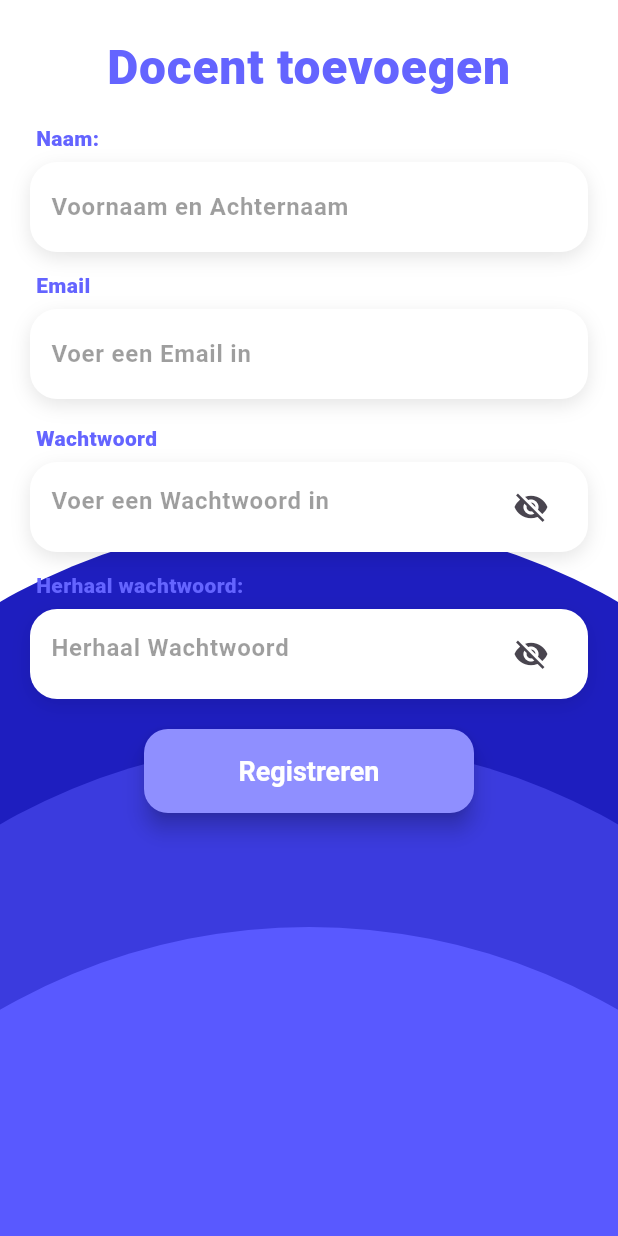
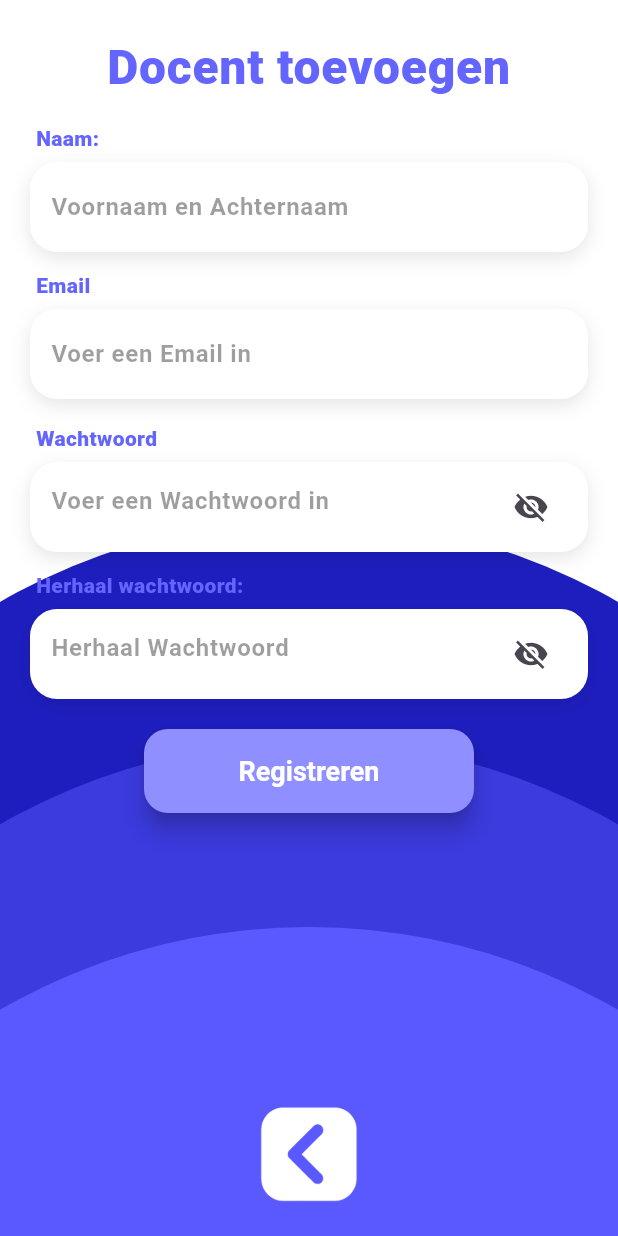
Before and after one commit to ArvidGrob/pro_chatbot, a Flutter app: the AddTeacherPage screen opened directly, on a phone screen of 412 x 824 dp. Run offline on Flutter 3.47's test engine with Material 3 defaults, Android fonts, the phone set to English and light mode, and no system bars; our stand-ins replace file_picker, image_picker, speech_to_text; missing offline and left inert: record; accounts and stored records are empty.

Commit message:
Update addteacher

```diff
--- a/pro_chatbot/lib/admindashboard/addteacher.dart
+++ b/pro_chatbot/lib/admindashboard/addteacher.dart
@@ -46,23 +46,16 @@ class _TeacherPageState extends State<AddTeacherPage> {
 
     return WaveBackgroundLayout(
       backgroundColor: themeManager.backgroundColor,
+      child: Scaffold(
+        backgroundColor: Colors.transparent,
+        body: SafeArea(
           child: Stack(
             children: [
-          // Backgroundwaves
-          // Positioned(
-          //   bottom: 0,
-          //   left: 0,
-          //   right: 0,
-          //   child: CustomPaint(
-          //     size: Size(MediaQuery.of(context).size.width, 520),
-          //     painter: WaveBackgroundPainter(),
-          //   ),
-          // ),
-
               // Content
               LayoutBuilder(
                 builder: (context, c) => SingleChildScrollView(
-              padding: const EdgeInsets.symmetric(horizontal: 20, vertical: 16),
+                  padding:
+                      const EdgeInsets.symmetric(horizontal: 20, vertical: 16),
                   child: ConstrainedBox(
                     constraints: BoxConstraints(minHeight: c.maxHeight - 32),
                     child: Column(
@@ -90,7 +83,8 @@ class _TeacherPageState extends State<AddTeacherPage> {
                                 child: TextFormField(
                                   controller: _nameCtrl,
                                   textInputAction: TextInputAction.next,
-                              validator: (v) => (v == null || v.trim().isEmpty)
+                                  validator: (v) =>
+                                      (v == null || v.trim().isEmpty)
                                           ? 'Voer een naam in'
                                           : null,
                                   decoration: const InputDecoration(
@@ -134,8 +128,8 @@ class _TeacherPageState extends State<AddTeacherPage> {
                                   decoration: InputDecoration(
                                     hintText: 'Voer een Wachtwoord in',
                                     suffixIcon: IconButton(
-                                  onPressed: () =>
-                                      setState(() => _obscure1 = !_obscure1),
+                                      onPressed: () => setState(
+                                          () => _obscure1 = !_obscure1),
                                       icon: Icon(
                                         _obscure1
                                             ? Icons.visibility_off
@@ -160,8 +154,8 @@ class _TeacherPageState extends State<AddTeacherPage> {
                                   decoration: InputDecoration(
                                     hintText: 'Herhaal Wachtwoord',
                                     suffixIcon: IconButton(
-                                  onPressed: () =>
-                                      setState(() => _obscure2 = !_obscure2),
+                                      onPressed: () => setState(
+                                          () => _obscure2 = !_obscure2),
                                       icon: Icon(
                                         _obscure2
                                             ? Icons.visibility_off
@@ -201,13 +195,34 @@ class _TeacherPageState extends State<AddTeacherPage> {
                             ],
                           ),
                         ),
-                    const SizedBox(height: 28),
+                        const SizedBox(
+                            height: 100), // Espace pour le bouton return
                       ],
                     ),
                   ),
                 ),
               ),
+
+              // Bouton retour en bas centré
+              Positioned(
+                bottom: 20,
+                left: 0,
+                right: 0,
+                child: Center(
+                  child: GestureDetector(
+                    onTap: () => Navigator.of(context).maybePop(),
+                    child: Image.asset(
+                      'assets/images/return.png',
+                      width: 70,
+                      height: 70,
+                      fit: BoxFit.contain,
+                    ),
+                  ),
+                ),
+              ),
             ],
+          ),
+        ),
       ),
     );
   }
```
Lines whose indentation alone changed are shown as unchanged.
